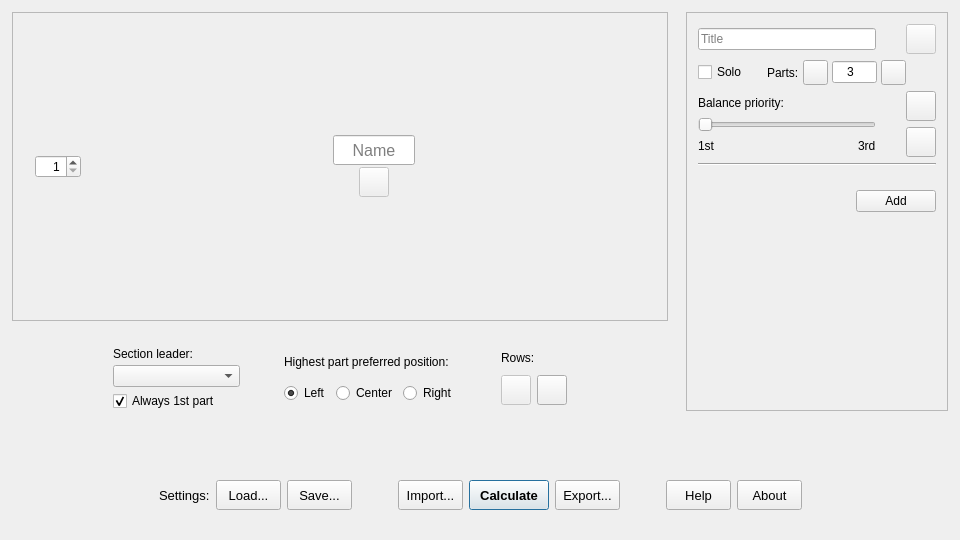
The window that mainwindow.ui (Ernest314/part-distributor) describes before a commit, drawn with Qt 5.
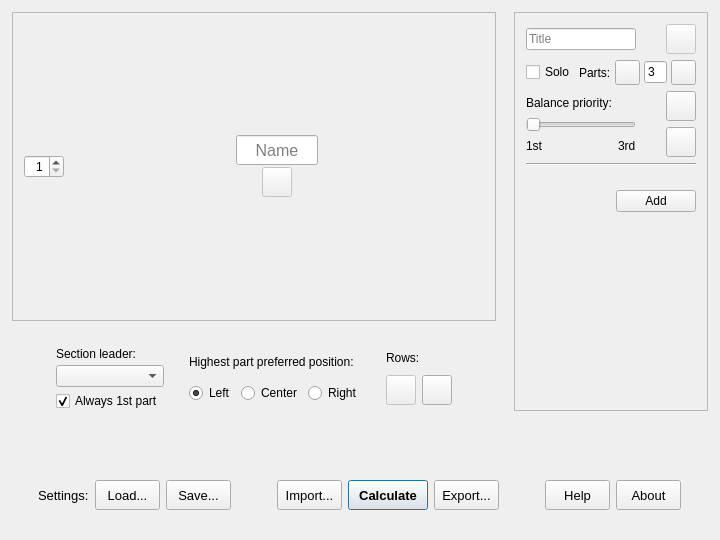
The same window after the commit. Icons and pictures are not drawn.

Commit message:
Updated UI with cleaner display area
Now uses a scrollArea with a gridLayout instead of two separate scrollAreas,

What changed in the file:
```diff
--- a/mainwindow.ui
+++ b/mainwindow.ui
@@ -6,7 +6,7 @@
    <rect>
     <x>0</x>
     <y>0</y>
-    <width>960</width>
+    <width>720</width>
     <height>540</height>
    </rect>
   </property>
@@ -38,7 +38,7 @@
      <number>9</number>
     </property>
     <item row="0" column="0">
-     <layout class="QGridLayout" name="layout_seating" rowstretch="1,0,0" columnstretch="3,4,1,4,1,4,3">
+     <layout class="QGridLayout" name="layout_seating" rowstretch="1,0,0" columnstretch="3,4,1,6,1,2,3">
       <item row="2" column="0">
        <spacer name="spacer_seating_L">
         <property name="orientation">
@@ -198,6 +198,35 @@
         </item>
        </layout>
       </item>
+      <item row="2" column="4">
+       <spacer name="spacer_seating_CR">
+        <property name="orientation">
+         <enum>Qt::Horizontal</enum>
+        </property>
+        <property name="sizeHint" stdset="0">
+         <size>
+          <width>0</width>
+          <height>0</height>
+         </size>
+        </property>
+       </spacer>
+      </item>
+      <item row="1" column="0" colspan="7">
+       <spacer name="spacer_seating_M">
+        <property name="orientation">
+         <enum>Qt::Vertical</enum>
+        </property>
+        <property name="sizeType">
+         <enum>QSizePolicy::Maximum</enum>
+        </property>
+        <property name="sizeHint" stdset="0">
+         <size>
+          <width>0</width>
+          <height>20</height>
+         </size>
+        </property>
+       </spacer>
+      </item>
       <item row="2" column="3">
        <layout class="QGridLayout" name="layout_seatingPrefs" rowstretch="2,3">
         <item row="1" column="0">
@@ -239,57 +268,47 @@
         </item>
        </layout>
       </item>
-      <item row="1" column="0" colspan="7">
-       <spacer name="spacer_seating_M">
-        <property name="orientation">
-         <enum>Qt::Vertical</enum>
-        </property>
-        <property name="sizeType">
-         <enum>QSizePolicy::Maximum</enum>
-        </property>
-        <property name="sizeHint" stdset="0">
-         <size>
-          <width>0</width>
-          <height>20</height>
-         </size>
-        </property>
-       </spacer>
-      </item>
-      <item row="2" column="4">
-       <spacer name="spacer_seating_CR">
-        <property name="orientation">
-         <enum>Qt::Horizontal</enum>
-        </property>
-        <property name="sizeHint" stdset="0">
-         <size>
-          <width>0</width>
-          <height>0</height>
-         </size>
-        </property>
-       </spacer>
-      </item>
       <item row="0" column="0" colspan="7">
-       <widget class="QFrame" name="frame_seatingDisp">
-        <property name="frameShape">
-         <enum>QFrame::StyledPanel</enum>
+       <widget class="QScrollArea" name="scrollArea_disp">
+        <property name="widgetResizable">
+         <bool>true</bool>
         </property>
-        <property name="frameShadow">
-         <enum>QFrame::Sunken</enum>
-        </property>
-        <layout class="QGridLayout" name="layout_seatingDisp">
-         <property name="spacing">
-          <number>0</number>
-         </property>
+        <widget class="QWidget" name="widget_scrollArea_disp">
+         <property name="geometry">
+          <rect>
+           <x>0</x>
+           <y>0</y>
+           <width>480</width>
+           <height>288</height>
+          </rect>
+         </property>
+         <layout class="QGridLayout" name="layout_disp">
+          <item row="0" column="0">
+           <widget class="QSpinBox" name="spinBox_disp_row">
+            <property name="maximumSize">
+             <size>
+              <width>40</width>
+              <height>16777215</height>
+             </size>
+            </property>
+            <property name="alignment">
+             <set>Qt::AlignRight|Qt::AlignTrailing|Qt::AlignVCenter</set>
+            </property>
+            <property name="minimum">
+             <number>1</number>
+            </property>
+            <property name="value">
+             <number>1</number>
+            </property>
+           </widget>
+          </item>
          <item row="0" column="1">
-          <widget class="QScrollArea" name="scrollArea_seatingDisp_names">
+           <widget class="QScrollArea" name="scrollArea_disp_row">
            <property name="frameShape">
             <enum>QFrame::NoFrame</enum>
            </property>
-           <property name="frameShadow">
-            <enum>QFrame::Plain</enum>
-           </property>
-           <property name="lineWidth">
-            <number>0</number>
+            <property name="verticalScrollBarPolicy">
+             <enum>Qt::ScrollBarAlwaysOff</enum>
            </property>
            <property name="widgetResizable">
             <bool>true</bool>
@@ -299,15 +318,28 @@
              <rect>
               <x>0</x>
               <y>0</y>
-              <width>566</width>
+               <width>416</width>
               <height>270</height>
              </rect>
             </property>
-            <layout class="QVBoxLayout" name="layout_seatingDisp_row">
+             <layout class="QHBoxLayout" name="layout_disp_row">
+              <property name="spacing">
+               <number>12</number>
+              </property>
+              <property name="leftMargin">
+               <number>0</number>
+              </property>
+              <property name="topMargin">
+               <number>0</number>
+              </property>
+              <property name="rightMargin">
+               <number>0</number>
+              </property>
+              <property name="bottomMargin">
+               <number>0</number>
+              </property>
              <item>
-              <layout class="QHBoxLayout" name="layout_seatingDisp_name_row">
-               <item>
-                <widget class="QWidget" name="widget_seatingDisp_name" native="true">
+               <widget class="QWidget" name="widget_disp_name" native="true">
                  <property name="sizePolicy">
                   <sizepolicy hsizetype="Fixed" vsizetype="Fixed">
                    <horstretch>0</horstretch>
@@ -326,7 +358,7 @@
                    <height>16777215</height>
                   </size>
                  </property>
-                 <layout class="QVBoxLayout" name="layout_seatingDisp_name" stretch="1,1">
+                <layout class="QVBoxLayout" name="layout_disp_name" stretch="1,1">
                   <property name="spacing">
                    <number>0</number>
                   </property>
@@ -373,6 +405,12 @@
                       <property name="orientation">
                        <enum>Qt::Horizontal</enum>
                       </property>
+                     <property name="sizeHint" stdset="0">
+                      <size>
+                       <width>0</width>
+                       <height>0</height>
+                      </size>
+                     </property>
                      </spacer>
                     </item>
                     <item>
@@ -409,6 +447,12 @@
                       <property name="orientation">
                        <enum>Qt::Horizontal</enum>
                       </property>
+                     <property name="sizeHint" stdset="0">
+                      <size>
+                       <width>0</width>
+                       <height>0</height>
+                      </size>
+                     </property>
                      </spacer>
                     </item>
                    </layout>
@@ -417,65 +461,11 @@
                 </widget>
                </item>
               </layout>
-             </item>
-            </layout>
            </widget>
           </widget>
          </item>
-         <item row="0" column="0">
-          <widget class="QScrollArea" name="scrollArea_seatingDisp_rowNum">
-           <property name="sizePolicy">
-            <sizepolicy hsizetype="Fixed" vsizetype="Expanding">
-             <horstretch>0</horstretch>
-             <verstretch>0</verstretch>
-            </sizepolicy>
-           </property>
-           <property name="frameShape">
-            <enum>QFrame::NoFrame</enum>
-           </property>
-           <property name="frameShadow">
-            <enum>QFrame::Plain</enum>
-           </property>
-           <property name="lineWidth">
-            <number>0</number>
-           </property>
-           <property name="verticalScrollBarPolicy">
-            <enum>Qt::ScrollBarAlwaysOff</enum>
-           </property>
-           <property name="horizontalScrollBarPolicy">
-            <enum>Qt::ScrollBarAlwaysOff</enum>
-           </property>
-           <property name="widgetResizable">
-            <bool>true</bool>
-           </property>
-           <widget class="QWidget" name="widget_seatingDisp_rowNum">
-            <property name="geometry">
-             <rect>
-              <x>0</x>
-              <y>0</y>
-              <width>68</width>
-              <height>270</height>
-             </rect>
-            </property>
-            <layout class="QVBoxLayout" name="layout_seatingDisp_rowNum">
-             <item>
-              <widget class="QSpinBox" name="spinBox_rowNum">
-               <property name="alignment">
-                <set>Qt::AlignRight|Qt::AlignTrailing|Qt::AlignVCenter</set>
-               </property>
-               <property name="minimum">
-                <number>1</number>
-               </property>
-               <property name="value">
-                <number>1</number>
-               </property>
-              </widget>
-             </item>
-            </layout>
-           </widget>
-          </widget>
-         </item>
-        </layout>
+         </layout>
+        </widget>
        </widget>
       </item>
      </layout>
@@ -496,8 +486,8 @@
         <rect>
          <x>0</x>
          <y>0</y>
-         <width>260</width>
-         <height>386</height>
+         <width>197</width>
+         <height>372</height>
         </rect>
        </property>
        <layout class="QVBoxLayout" name="layout_pieces">
@@ -680,7 +670,7 @@
                <enum>Qt::Horizontal</enum>
               </property>
               <property name="sizeType">
-               <enum>QSizePolicy::Fixed</enum>
+               <enum>QSizePolicy::Maximum</enum>
               </property>
               <property name="sizeHint" stdset="0">
                <size>
@@ -725,6 +715,12 @@
             </item>
             <item>
              <widget class="QLineEdit" name="lineEdit_piece_parts">
+              <property name="sizePolicy">
+               <sizepolicy hsizetype="Maximum" vsizetype="Fixed">
+                <horstretch>0</horstretch>
+                <verstretch>0</verstretch>
+               </sizepolicy>
+              </property>
               <property name="maximumSize">
                <size>
                 <width>45</width>
```
Left out of the diff: 12 changed lines with no effect on the pictures. Lines whose indentation alone changed are shown as unchanged.
